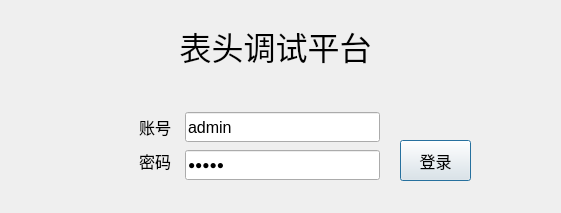
Old version of the form PDU-MonitorDebug/setups/users/usrlanddlg.ui in the repository ChinaClever/PDU-MonitorDebug.
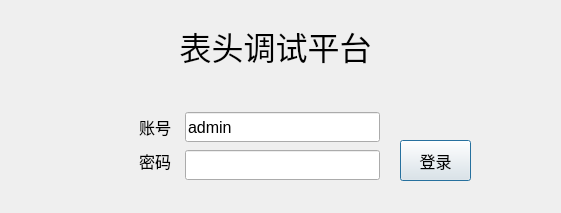
New version of the form.

The edit to the form file:
```diff
--- a/PDU-MonitorDebug/setups/users/usrlanddlg.ui
+++ b/PDU-MonitorDebug/setups/users/usrlanddlg.ui
@@ -76,7 +76,7 @@
     </font>
    </property>
    <property name="text">
-    <string>admin</string>
+    <string/>
    </property>
    <property name="echoMode">
     <enum>QLineEdit::Password</enum>
```
